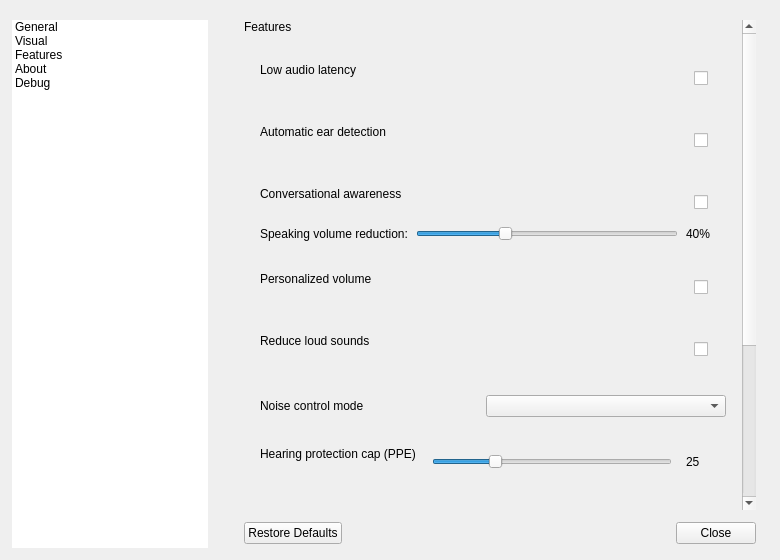
Before: the Qt Designer form Source/Gui/SettingsWindow.ui in YimingZhanshen/AirPodsWindows, drawn with Qt 5.
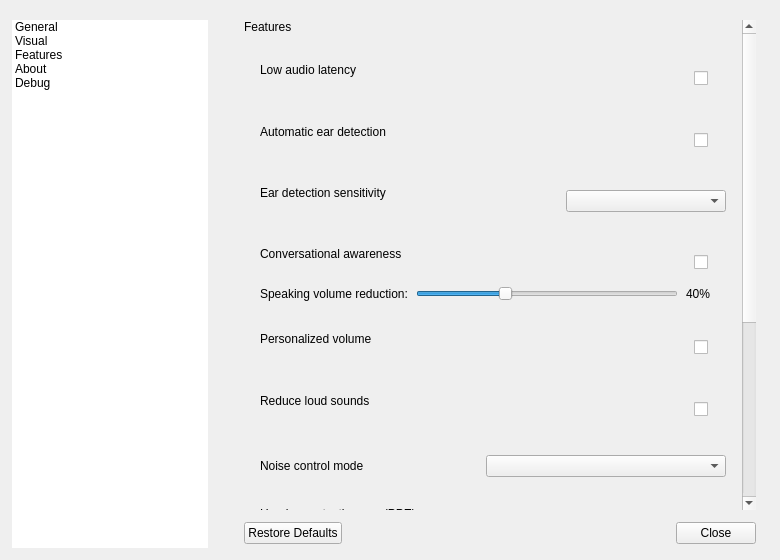
After: the same form once the commit is applied. The open tabs and pages were chosen to show the change. Icons and pictures are not drawn.

Commit message: fix: harden ear detection fusion and timing

Diff of the .ui file:
```diff
--- a/Source/Gui/SettingsWindow.ui
+++ b/Source/Gui/SettingsWindow.ui
@@ -955,6 +955,73 @@
            </layout>
           </widget>
          </item>
+         <item>
+          <widget class="QFrame" name="cardEarDetectSensitivity">
+           <property name="frameShape">
+            <enum>QFrame::NoFrame</enum>
+           </property>
+           <property name="cssClass" stdset="0">
+            <string notr="true">settingCard</string>
+           </property>
+           <layout class="QHBoxLayout" name="cardEarDetectSensitivityLayout" stretch="1,0">
+            <property name="spacing">
+             <number>16</number>
+            </property>
+            <property name="leftMargin">
+             <number>16</number>
+            </property>
+            <property name="topMargin">
+             <number>12</number>
+            </property>
+            <property name="rightMargin">
+             <number>16</number>
+            </property>
+            <property name="bottomMargin">
+             <number>12</number>
+            </property>
+            <item>
+             <layout class="QVBoxLayout" name="cardEarDetectSensitivityText">
+              <property name="spacing">
+               <number>2</number>
+              </property>
+              <item>
+               <widget class="QLabel" name="lbEarDetectSensitivity">
+                <property name="text">
+                 <string>Ear detection sensitivity</string>
+                </property>
+                <property name="cssClass" stdset="0">
+                 <string notr="true">cardTitle</string>
+                </property>
+               </widget>
+              </item>
+              <item>
+               <widget class="QLabel" name="lbDescEarDetectSensitivity">
+                <property name="text">
+                 <string notr="true"/>
+                </property>
+                <property name="wordWrap">
+                 <bool>true</bool>
+                </property>
+                <property name="cssClass" stdset="0">
+                 <string notr="true">cardDescription</string>
+                </property>
+               </widget>
+              </item>
+             </layout>
+            </item>
+            <item>
+             <widget class="QComboBox" name="cbEarDetectSensitivity">
+              <property name="minimumSize">
+               <size>
+                <width>160</width>
+                <height>0</height>
+               </size>
+              </property>
+             </widget>
+            </item>
+           </layout>
+          </widget>
+         </item>
          <item>
           <widget class="QFrame" name="cardConversationalAwareness">
            <property name="frameShape">
```
The commit also changes 30 other files.
